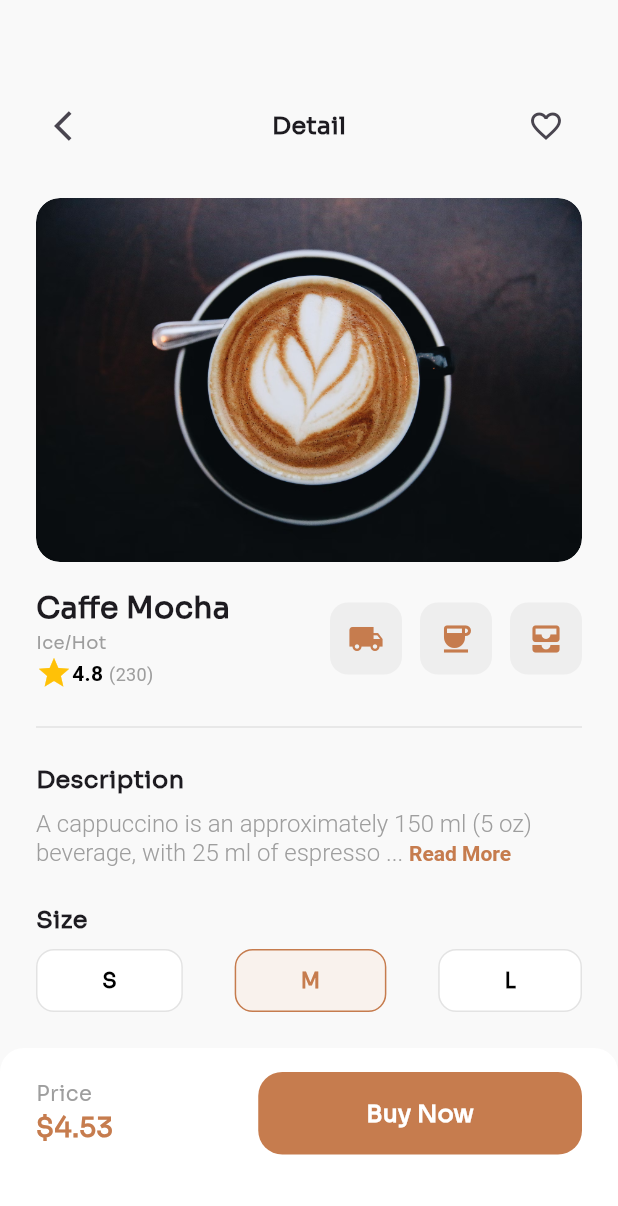
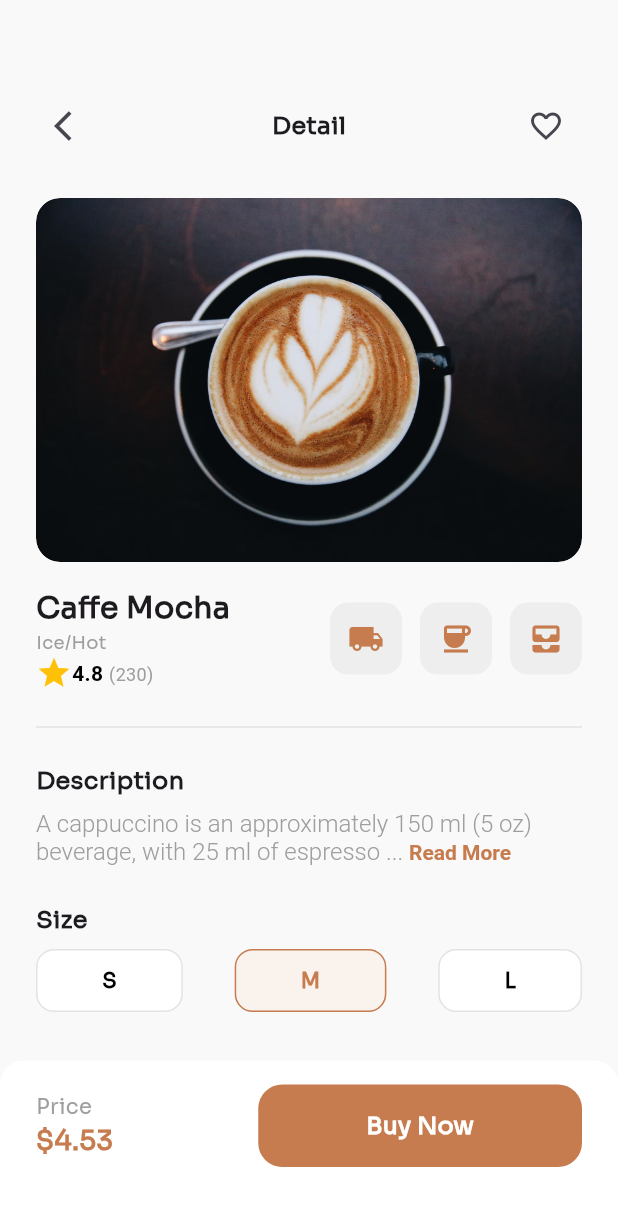
Before and after one commit to abdelsatar777/High-Fidelity, a Flutter app: the DetailScreen screen opened by its route, on a phone screen of 412 x 824 dp. Shown: the top 1206 px of the screen. Run offline on Flutter 3.47's test engine with Material 3 defaults, Android fonts, the phone set to English and light mode, and no system bars; our stand-ins replace flutter_hooks.

Commit message:
First Commit

```diff
--- a/lib/features/detail item/UI/screens/detail_screen.dart
+++ b/lib/features/detail item/UI/screens/detail_screen.dart
@@ -13,11 +13,12 @@ class DetailScreen extends StatelessWidget {
   @override
   Widget build(BuildContext context) {
     return Scaffold(
-      body: SingleChildScrollView(
-        child: Column(
+      body: Column(
+        mainAxisAlignment: MainAxisAlignment.spaceBetween,
         children: [
           Padding(
             padding: const EdgeInsets.only(top: 60, right: 24, left: 24),
+            child: SingleChildScrollView(
               child: Column(
                 children: [
                   //App Bar
@@ -117,6 +118,7 @@ class DetailScreen extends StatelessWidget {
                 ],
               ),
             ),
+          ),
           //Buy Size
           Container(
             decoration: BoxDecoration(
@@ -177,7 +179,6 @@ class DetailScreen extends StatelessWidget {
           ),
         ],
       ),
-      ),
     );
   }
 }
```
Also changed, not shown: assets/img/screenshot1.jpeg (added), assets/img/screenshot2.jpeg (added), 1 other file. Lines whose indentation alone changed are shown as unchanged.
